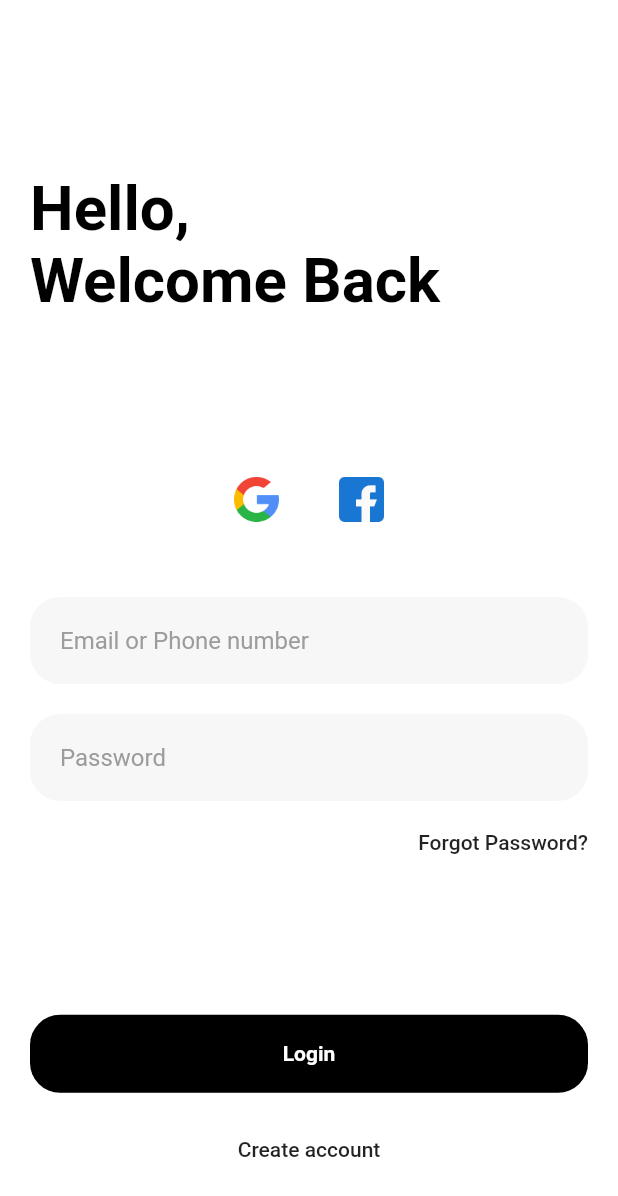
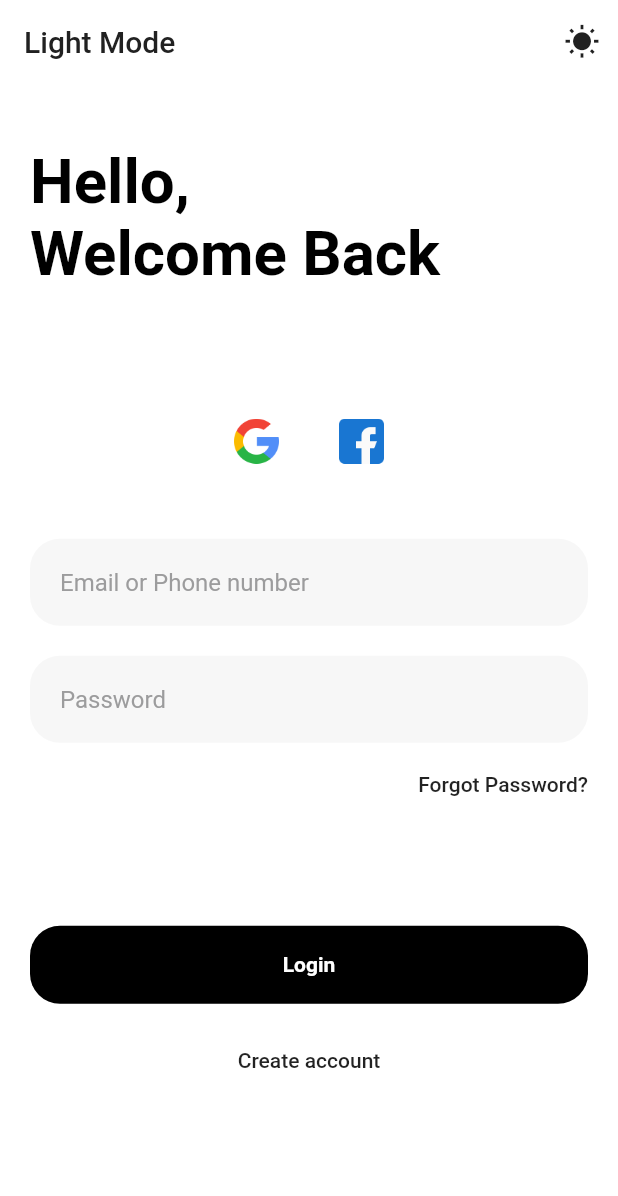
Before and after one commit to afgprogrammer/Flutter-login-page, a Flutter app: the screen it shows after launch, on a phone screen of 412 x 824 dp. Shown: the top 1196 px of the screen. Run offline on Flutter 3.47's test engine with Material 2 defaults, Android fonts, the phone set to English and light mode, and no system bars; our stand-ins replace shared_preferences.

Commit message:
Add switch option

```diff
--- a/lib/login.dart
+++ b/lib/login.dart
@@ -1,4 +1,6 @@
+import 'package:day_24/themes/theme_model.dart';
 import 'package:flutter/material.dart';
+import 'package:provider/provider.dart';
 
 class LoginPage extends StatefulWidget {
   @override
@@ -9,14 +11,35 @@ class _LoginPageState extends State<LoginPage> {
   @override
   Widget build(BuildContext context) {
     final Size size = MediaQuery.of(context).size;
-    final double fontScale = MediaQuery.of(context).textScaleFactor;
 
+    return Consumer<ThemeModel>(
+      builder: (context, ThemeModel themeNotifier, child) {
         return Scaffold(
+        appBar: AppBar(
+          backgroundColor: Colors.transparent,
+          elevation: 0,
+          title: Text(themeNotifier.isDark ? "Dark Mode" : "Light Mode",
+            style: TextStyle(
+              color: themeNotifier.isDark ? Colors.white : Colors.grey.shade900
+            ),),
+          actions: [
+            IconButton(
+              icon: Icon(themeNotifier.isDark
+                ? Icons.nightlight_round
+                : Icons.wb_sunny, color: themeNotifier.isDark ? Colors.white : Colors.grey.shade900),
+              onPressed: () {
+                themeNotifier.isDark
+                  ? themeNotifier.isDark = false
+                  : themeNotifier.isDark = true;
+              }
+            )
+          ],
+        ),
         body: SingleChildScrollView(
           child: Container(
             width: size.width,
             height: size.height,
-          padding: EdgeInsets.only(left: 20, right: 20, top: size.height * 0.14, bottom: size.height * 0.06),
+            padding: EdgeInsets.only(left: 20, right: 20, bottom: size.height * 0.2, top: size.height * 0.05),
             child: Column(
               crossAxisAlignment: CrossAxisAlignment.start,
               mainAxisAlignment: MainAxisAlignment.spaceBetween,
@@ -93,4 +116,6 @@ class _LoginPageState extends State<LoginPage> {
         ),
       );
       }
+    );
   }
+}
--- /dev/null
+++ b/lib/themes/theme_model.dart
@@ -0,0 +1,25 @@
+import 'package:flutter/material.dart';
+import 'package:day_24/themes/theme_preference.dart';
+
+class ThemeModel extends ChangeNotifier {
+  bool _isDark;
+  ThemePreferences _preferences;
+  bool get isDark => _isDark;
+
+  ThemeModel() {
+    _isDark = false;
+    _preferences = ThemePreferences();
+    getPreferences();
+  }
+
+  set isDark(bool value) {
+    _isDark = value;
+    _preferences.setTheme(value);
+    notifyListeners();
+  }
+
+  getPreferences() async {
+    _isDark = await _preferences.getTheme();
+    notifyListeners();
+  }
+}
--- /dev/null
+++ b/lib/themes/theme_preference.dart
@@ -0,0 +1,15 @@
+import 'package:shared_preferences/shared_preferences.dart';
+
+class ThemePreferences {
+  static const PREF_KEY = "pref_key";
+
+  setTheme(bool value) async {
+    SharedPreferences sharedPreferences = await SharedPreferences.getInstance();
+    sharedPreferences.setBool(PREF_KEY, value);
+  }
+
+  getTheme() async {
+    SharedPreferences sharedPreferences = await SharedPreferences.getInstance();
+    return sharedPreferences.getBool(PREF_KEY) ?? false;
+  }
+}
--- a/pubspec.yaml
+++ b/pubspec.yaml
@@ -23,6 +23,9 @@ environment:
 dependencies:
   flutter:
     sdk: flutter
+
+  provider: ^4.3.3
+  shared_preferences: ^0.5.12+4
 
 
   # The following adds the Cupertino Icons font to your application.
```
Also changed, not shown: lib/main.dart (+16 -7 lines). Lines whose indentation alone changed are shown as unchanged.
